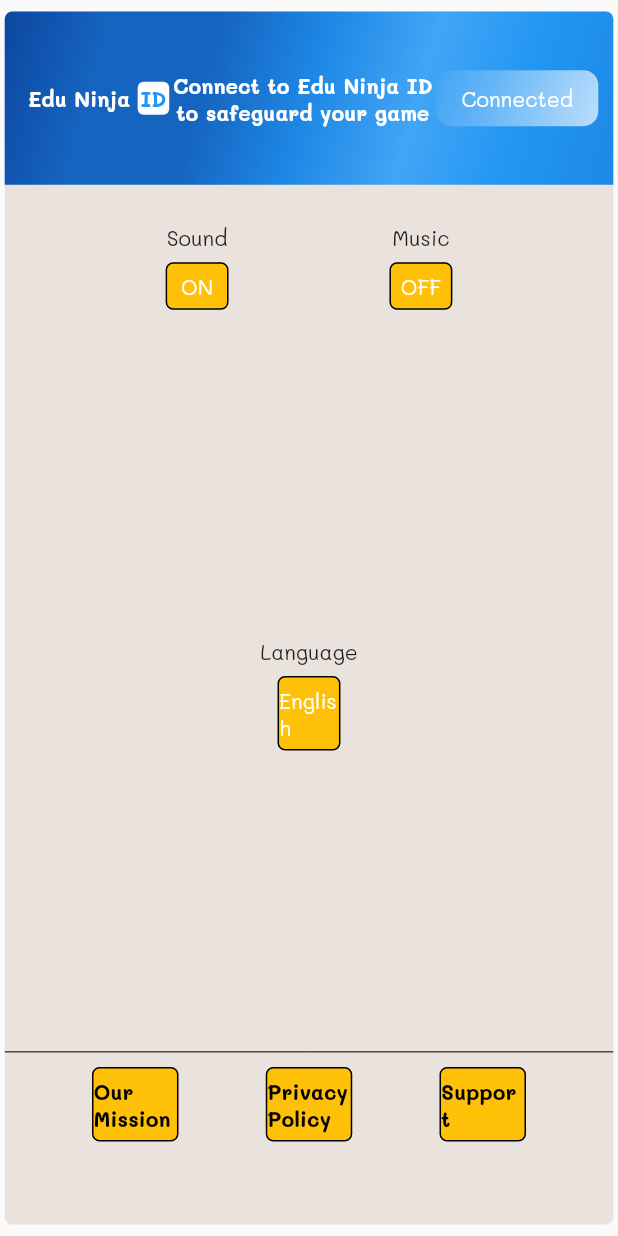
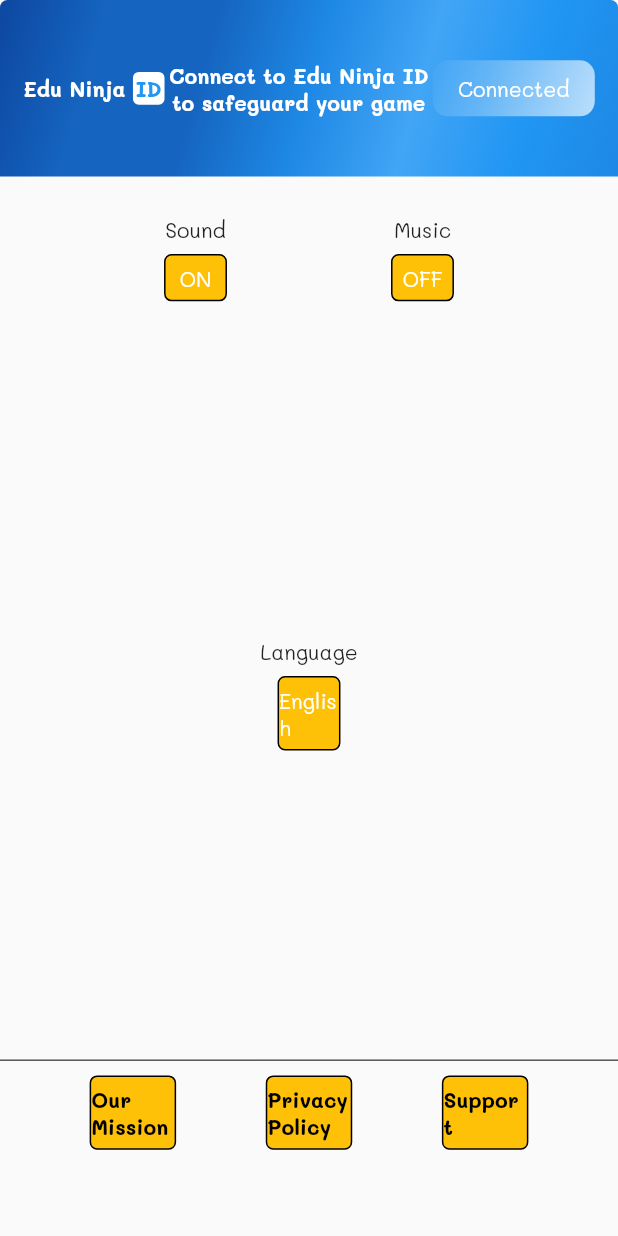
Before and after one commit to TheAbror/bisp, a Flutter app: the SettingsBody widget shown alone on an empty page, opened directly, on a phone screen of 412 x 824 dp. Run offline on Flutter 3.47's test engine with Material 2 defaults, Android fonts, the phone set to English and light mode, and no system bars; our stand-ins replace chopper, dropdown_button2, equatable, flutter_bloc, flutter_screenutil, flutter_svg and 4 more; missing offline and left inert: bonfire; accounts and stored records are empty; generated files the repository leaves out were written again; statements that could not run were skipped; project files that could hold a hidden picture were left out.

Commit message:
languag ready

```diff
--- a/lib/main.dart
+++ b/lib/main.dart
@@ -40,7 +40,7 @@ class MyApp extends StatelessWidget {
       designSize: const Size(393, 852),
       minTextAdapt: true,
       splitScreenMode: true,
-      builder: ((context, child) {
+      builder: (context, child) {
         return MaterialApp(
           debugShowCheckedModeBanner: false,
           theme: ThemeData(
@@ -53,7 +53,7 @@ class MyApp extends StatelessWidget {
           // home: const AuthPage(),
           home: const SelectHero(),
         );
-      }),
+      },
     );
   }
 }
--- a/lib/presention/subjects/settings_body.dart
+++ b/lib/presention/subjects/settings_body.dart
@@ -19,11 +19,6 @@ class SettingsBody extends StatelessWidget {
   @override
   Widget build(BuildContext context) {
     return Container(
-      margin: EdgeInsets.symmetric(horizontal: 3.w, vertical: 8.h),
-      decoration: BoxDecoration(
-        color: Theme.of(context).colorScheme.background,
-        borderRadius: BorderRadius.circular(5),
-      ),
       child: Column(
         children: [
           Expanded(
```
Also changed, not shown: ideas.txt (line endings or trailing spaces).
